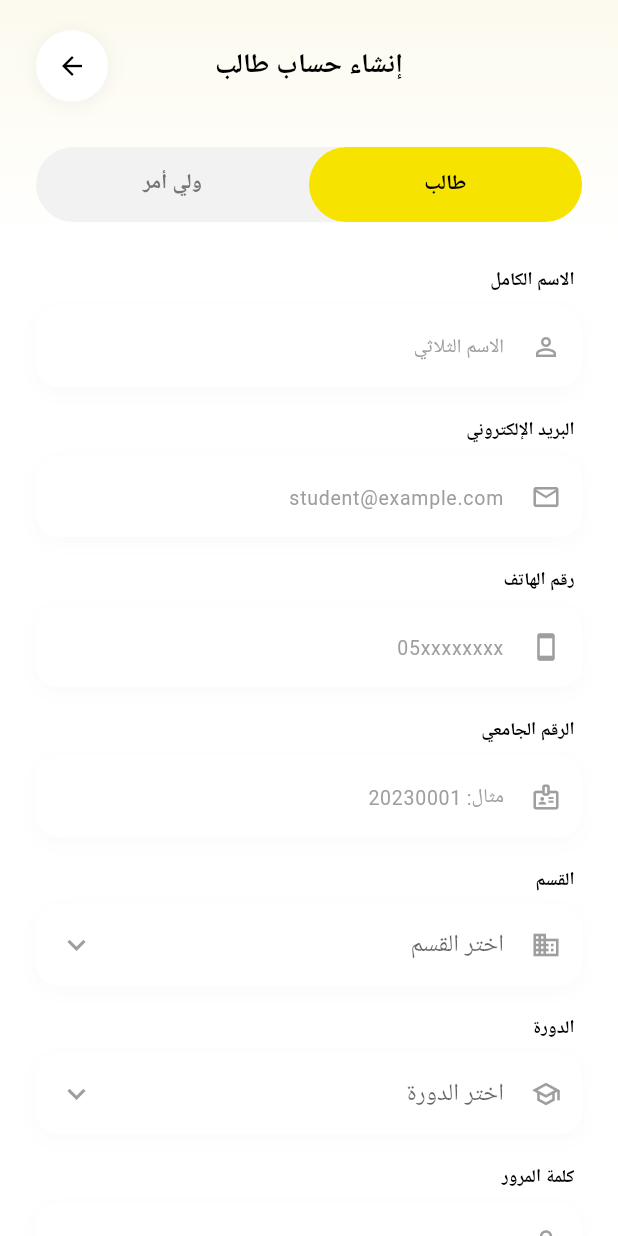
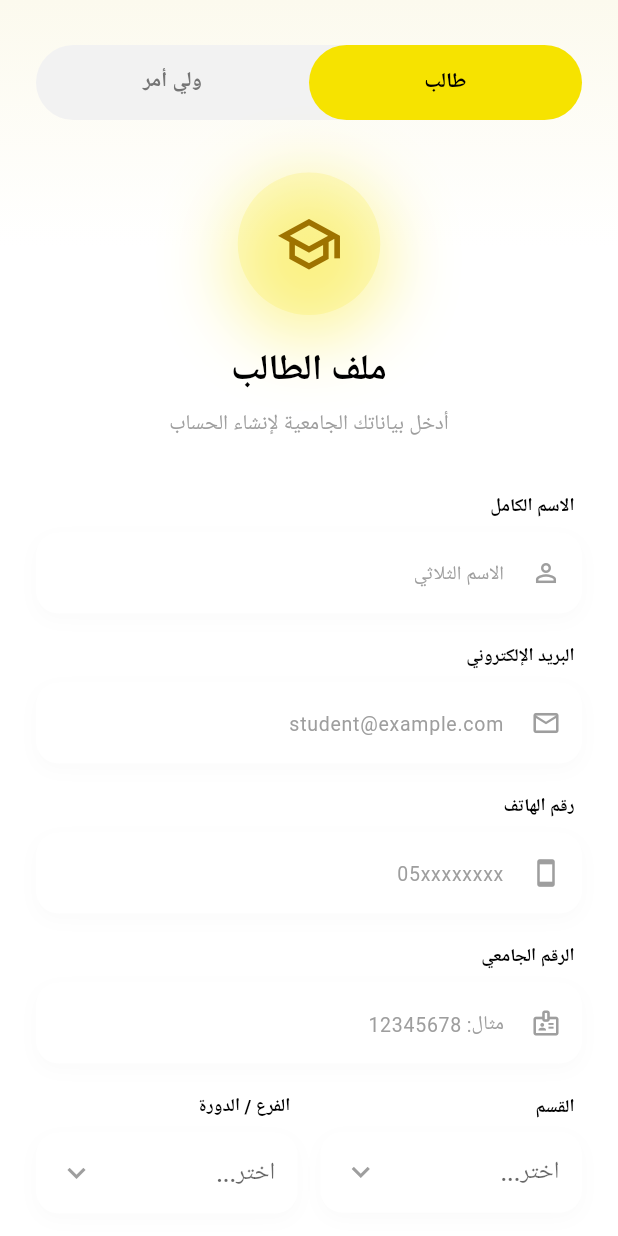
Before and after one commit to majdoulee2006/Edu_Pridge_flutter, a Flutter app: the CreateAccountScreen screen opened directly, on a phone screen of 412 x 824 dp. Run offline on Flutter 3.47's test engine with Material 3 defaults, Android fonts, the phone set to English and light mode, and no system bars; Roboto replaces fonts that are missing (Tajawal).

Commit message:
fix create account screen

```diff
--- a/lib/screens/auth/create_account_screen.dart
+++ b/lib/screens/auth/create_account_screen.dart
@@ -22,12 +22,39 @@ class _CreateAccountScreenState extends State<CreateAccountScreen> {
   final _studentPasswordController = TextEditingController();
   final _studentConfirmPasswordController = TextEditingController();
 
+  // 🌟 القائمة الشاملة للدورات مع الأقسام (الكلمات التي تبدأ بـ HEADER: ستظهر كعنوان عريض)
+  final List<String> _courseItems = [
+    'HEADER:نظم المعلومات',
+    'معلوماتية',
+    'ذكاء صنعي',
+    'الكترون',
+    'اتصالات',
+    'HEADER:طبي',
+    'مساعد مخبري',
+    'مساعد صيدلي',
+    'HEADER:تجاري',
+    'محاسبة',
+    'مصارف',
+    'إدارة الاعمال',
+    'تجارة الالكترونية',
+    'HEADER:هندسي',
+    'مساعد مهندس عمارة',
+    'مساعد مهندس مدني',
+    'ديكور و إعلان',
+    'جرافيك ديزاين',
+  ];
+
   // --- Controllers ولي أمر ---
   final _parentNameController = TextEditingController();
   final _parentPhoneController = TextEditingController();
-  final _parentChildIdController = TextEditingController(); // الرقم الجامعي للابن 1
   final _parentPasswordController = TextEditingController();
   final _parentConfirmPasswordController = TextEditingController();
+
+  // قائمة Controllers للرقم الجامعي للأبناء
+  int _selectedChildrenCount = 1;
+  final List<TextEditingController> _parentChildIdControllers = [
+    TextEditingController(),
+  ];
 
   @override
   void dispose() {
@@ -39,9 +66,12 @@ class _CreateAccountScreenState extends State<CreateAccountScreen> {
     _studentConfirmPasswordController.dispose();
     _parentNameController.dispose();
     _parentPhoneController.dispose();
-    _parentChildIdController.dispose();
     _parentPasswordController.dispose();
     _parentConfirmPasswordController.dispose();
+
+    for (var controller in _parentChildIdControllers) {
+      controller.dispose();
+    }
     super.dispose();
   }
 
@@ -51,7 +81,6 @@ class _CreateAccountScreenState extends State<CreateAccountScreen> {
       textDirection: TextDirection.rtl, // لضمان دعم اللغة العربية بشكل كامل
       child: Scaffold(
         body: Container(
-          // خلفية مدمجة خفيفة جداً كما في التصميم
           decoration: const BoxDecoration(
             gradient: LinearGradient(
               begin: Alignment.topCenter,
@@ -62,39 +91,15 @@ class _CreateAccountScreenState extends State<CreateAccountScreen> {
           ),
           child: SafeArea(
             child: SingleChildScrollView(
-              padding: const EdgeInsets.symmetric(horizontal: 24.0, vertical: 20.0),
+              padding: const EdgeInsets.symmetric(
+                horizontal: 24.0,
+                vertical: 20.0,
+              ),
               child: Column(
                 crossAxisAlignment: CrossAxisAlignment.stretch,
                 children: [
-                  // 1. الترويسة (زر الرجوع + العنوان)
-                  Stack(
-                    alignment: Alignment.center,
-                    children: [
-                      Align(
-                        alignment: Alignment.centerLeft,
-                        child: Container(
-                          decoration: BoxDecoration(
-                            color: Colors.white,
-                            shape: BoxShape.circle,
-                            boxShadow: [
-                              BoxShadow(color: Colors.black.withOpacity(0.05), blurRadius: 10, offset: const Offset(0, 2)),
-                            ],
-                          ),
-                          child: IconButton(
-                            icon: const Icon(Icons.arrow_forward, color: Colors.black, size: 20),
-                            onPressed: () => Navigator.pop(context),
-                          ),
-                        ),
-                      ),
-                      Text(
-                        isStudent ? 'إنشاء حساب طالب' : 'إنشاء حساب ولي أمر',
-                        style: const TextStyle(fontSize: 18, fontWeight: FontWeight.bold, color: Colors.black),
-                      ),
-                    ],
-                  ),
-                  const SizedBox(height: 30),
-
-                  // 2. زر التبديل (Toggle Switch) المطابق للصورة
+                  const SizedBox(height: 10), // مسافة علوية بديلة لسهم الرجوع
+                  // 1. زر التبديل (Toggle Switch)
                   Container(
                     height: 50,
                     decoration: BoxDecoration(
@@ -103,20 +108,23 @@ class _CreateAccountScreenState extends State<CreateAccountScreen> {
                     ),
                     child: Row(
                       children: [
-                        // زر طالب (يمين)
                         Expanded(
                           child: GestureDetector(
                             onTap: () => setState(() => isStudent = true),
                             child: Container(
                               decoration: BoxDecoration(
-                                color: isStudent ? primaryYellow : Colors.transparent,
+                                color: isStudent
+                                    ? primaryYellow
+                                    : Colors.transparent,
                                 borderRadius: BorderRadius.circular(25),
                               ),
                               alignment: Alignment.center,
                               child: Text(
                                 'طالب',
                                 style: TextStyle(
-                                  color: isStudent ? Colors.black : Colors.grey[600],
+                                  color: isStudent
+                                      ? Colors.black
+                                      : Colors.grey[600],
                                   fontWeight: FontWeight.bold,
                                   fontSize: 14,
                                 ),
@@ -124,20 +132,23 @@ class _CreateAccountScreenState extends State<CreateAccountScreen> {
                             ),
                           ),
                         ),
-                        // زر ولي أمر (يسار)
                         Expanded(
                           child: GestureDetector(
                             onTap: () => setState(() => isStudent = false),
                             child: Container(
                               decoration: BoxDecoration(
-                                color: !isStudent ? primaryYellow : Colors.transparent,
+                                color: !isStudent
+                                    ? primaryYellow
+                                    : Colors.transparent,
                                 borderRadius: BorderRadius.circular(25),
                               ),
                               alignment: Alignment.center,
                               child: Text(
                                 'ولي أمر',
                                 style: TextStyle(
-                                  color: !isStudent ? Colors.black : Colors.grey[600],
+                                  color: !isStudent
+                                      ? Colors.black
+                                      : Colors.grey[600],
                                   fontWeight: FontWeight.bold,
                                   fontSize: 14,
                                 ),
@@ -148,9 +159,62 @@ class _CreateAccountScreenState extends State<CreateAccountScreen> {
                       ],
                     ),
                   ),
-                  const SizedBox(height: 30),
+                  const SizedBox(height: 35),
 
-                  // 3. الحقول (بناءً على اختيار التوجل)
+                  // 2. القسم العلوي (الأيقونة والنصوص)
+                  AnimatedSwitcher(
+                    duration: const Duration(milliseconds: 400),
+                    child: Column(
+                      key: ValueKey<bool>(isStudent),
+                      children: [
+                        Container(
+                          padding: const EdgeInsets.all(25),
+                          decoration: BoxDecoration(
+                            color: primaryYellow.withOpacity(0.15),
+                            shape: BoxShape.circle,
+                            boxShadow: [
+                              BoxShadow(
+                                color: primaryYellow.withOpacity(0.4),
+                                blurRadius: 40,
+                                spreadRadius: 5,
+                                offset: const Offset(0, 10),
+                              ),
+                            ],
+                          ),
+                          child: Icon(
+                            isStudent
+                                ? Icons.school_outlined
+                                : Icons.family_restroom,
+                            size: 45,
+                            color: const Color(0xFF9E7300),
+                          ),
+                        ),
+                        const SizedBox(height: 20),
+                        Text(
+                          isStudent ? 'ملف الطالب' : 'مرحباً بك',
+                          style: const TextStyle(
+                            fontSize: 24,
+                            fontWeight: FontWeight.bold,
+                            color: Colors.black,
+                          ),
+                        ),
+                        const SizedBox(height: 8),
+                        Text(
+                          isStudent
+                              ? 'أدخل بياناتك الجامعية لإنشاء الحساب'
+                              : 'أنشئ حسابك لمتابعة المسيرة التعليمية لأبنائك',
+                          style: const TextStyle(
+                            fontSize: 14,
+                            color: Colors.grey,
+                          ),
+                          textAlign: TextAlign.center,
+                        ),
+                      ],
+                    ),
+                  ),
+                  const SizedBox(height: 35),
+
+                  // 3. الحقول
                   AnimatedSwitcher(
                     duration: const Duration(milliseconds: 300),
                     child: isStudent ? _buildStudentForm() : _buildParentForm(),
@@ -158,13 +222,11 @@ class _CreateAccountScreenState extends State<CreateAccountScreen> {
 
                   const SizedBox(height: 10),
 
-                  // 4. زر إنشاء حساب (الأصفر العريض)
+                  // 4. زر إنشاء حساب
                   SizedBox(
                     height: 55,
                     child: ElevatedButton(
-                      onPressed: () {
-                        // منطق التسجيل
-                      },
+                      onPressed: () {},
                       style: ElevatedButton.styleFrom(
                         backgroundColor: primaryYellow,
                         foregroundColor: Colors.black,
@@ -173,18 +235,29 @@ class _CreateAccountScreenState extends State<CreateAccountScreen> {
                           borderRadius: BorderRadius.circular(15),
                         ),
                       ),
-                      child: const Text('إنشاء حساب', style: TextStyle(fontSize: 16, fontWeight: FontWeight.bold)),
+                      child: const Text(
+                        'إنشاء حساب',
+                        style: TextStyle(
+                          fontSize: 16,
+                          fontWeight: FontWeight.bold,
+                        ),
+                      ),
                     ),
                   ),
                   const SizedBox(height: 20),
 
-                  // 5. رابط تسجيل الدخول في الأسفل
+                  // 5. رابط تسجيل الدخول
                   Center(
                     child: GestureDetector(
-                      onTap: () => Navigator.pop(context),
+                      onTap: () =>
+                          Navigator.pop(context), // العودة لشاشة تسجيل الدخول
                       child: const Text(
                         'تسجيل الدخول',
-                        style: TextStyle(color: Colors.grey, fontSize: 13, fontWeight: FontWeight.w600),
+                        style: TextStyle(
+                          color: Colors.grey,
+                          fontSize: 13,
+                          fontWeight: FontWeight.w600,
+                        ),
                       ),
                     ),
                   ),
@@ -199,59 +272,176 @@ class _CreateAccountScreenState extends State<CreateAccountScreen> {
   }
 
   // ==========================================
-  // --- فورم الطالب (نسخة طبق الأصل) ---
+  // --- فورم الطالب ---
   // ==========================================
   Widget _buildStudentForm() {
     return Column(
       key: const ValueKey('student'),
       children: [
-        _buildInputField(label: 'الاسم الكامل', hint: 'الاسم الثلاثي', icon: Icons.person_outline, controller: _studentNameController),
-        _buildInputField(label: 'البريد الإلكتروني', hint: 'student@example.com', icon: Icons.mail_outline, controller: _studentEmailController),
-        _buildInputField(label: 'رقم الهاتف', hint: '05xxxxxxxx', icon: Icons.smartphone, controller: _studentPhoneController),
-        _buildInputField(label: 'الرقم الجامعي', hint: 'مثال: 20230001', icon: Icons.badge_outlined, controller: _studentIdController),
+        _buildInputField(
+          label: 'الاسم الكامل',
+          hint: 'الاسم الثلاثي',
+          icon: Icons.person_outline,
+          controller: _studentNameController,
+        ),
+        _buildInputField(
+          label: 'البريد الإلكتروني',
+          hint: 'student@example.com',
+          icon: Icons.mail_outline,
+          controller: _studentEmailController,
+        ),
+        _buildInputField(
+          label: 'رقم الهاتف',
+          hint: '05xxxxxxxx',
+          icon: Icons.smartphone,
+          controller: _studentPhoneController,
+        ),
+        _buildInputField(
+          label: 'الرقم الجامعي',
+          hint: 'مثال: 12345678',
+          icon: Icons.badge_outlined,
+          controller: _studentIdController,
+        ),
 
-        _buildInputField(label: 'القسم', hint: 'اختر القسم', icon: Icons.domain, isDropdown: true, dropdownItems: ['هندسة', 'طب', 'علوم']),
-        _buildInputField(label: 'الدورة', hint: 'اختر الدورة', icon: Icons.school_outlined, isDropdown: true, dropdownItems: ['دورة 1', 'دورة 2']),
+        Row(
+          children: [
+            // القسم على اليمين
+            Expanded(
+              child: _buildInputField(
+                label: 'القسم',
+                hint: 'اختر...',
+                isDropdown: true,
+                dropdownItems: ['تجاري', 'هندسي', 'طبي', 'نظم المعلومات'],
+              ),
+            ),
+            const SizedBox(width: 15),
+            // الدورة على اليسار (مع القائمة المخصصة للعناوين)
+            Expanded(
+              child: _buildInputField(
+                label: 'الفرع / الدورة',
+                hint: 'اختر...',
+                isDropdown: true,
+                dropdownItems: _courseItems,
+              ),
+            ),
+          ],
+        ),
 
-        _buildInputField(label: 'كلمة المرور', hint: '........', icon: Icons.lock_outline, controller: _studentPasswordController, isPassword: true),
-        _buildInputField(label: 'تأكيد كلمة المرور', hint: '........', icon: Icons.check_circle_outline, controller: _studentConfirmPasswordController, isPassword: true),
+        _buildInputField(
+          label: 'كلمة المرور',
+          hint: '........',
+          icon: Icons.lock_outline,
+          controller: _studentPasswordController,
+          isPassword: true,
+        ),
+        _buildInputField(
+          label: 'تأكيد كلمة المرور',
+          hint: '........',
+          icon: Icons.check_circle_outline,
+          controller: _studentConfirmPasswordController,
+          isPassword: true,
+        ),
       ],
     );
   }
 
   // ==========================================
-  // --- فورم ولي الأمر (نسخة طبق الأصل) ---
+  // --- فورم ولي الأمر ---
   // ==========================================
   Widget _buildParentForm() {
     return Column(
       key: const ValueKey('parent'),
       crossAxisAlignment: CrossAxisAlignment.start,
       children: [
-        _buildInputField(label: 'الاسم الكامل', hint: 'الاسم الثلاثي', icon: Icons.person_outline, controller: _parentNameController),
-        _buildInputField(label: 'رقم الهاتف', hint: '05xxxxxxxx', icon: Icons.smartphone, controller: _parentPhoneController),
-        _buildInputField(label: 'عدد الأبناء في المعهد', hint: 'اختر العدد', icon: Icons.people_outline, isDropdown: true, dropdownItems: ['1', '2', '3', '4']),
+        _buildInputField(
+          label: 'الاسم الكامل',
+          hint: 'الاسم الثلاثي',
+          icon: Icons.person_outline,
+          controller: _parentNameController,
+        ),
+        _buildInputField(
+          label: 'رقم الهاتف',
+          hint: '05xxxxxxxx',
+          icon: Icons.smartphone,
+          controller: _parentPhoneController,
+        ),
 
-        // القسم المخصص: أرقام هوية الطلاب
+        _buildInputField(
+          label: 'عدد الأبناء في المعهد',
+          hint: 'اختر العدد',
+          icon: Icons.people_outline,
+          isDropdown: true,
+          dropdownItems: ['1', '2', '3', '4', '5'],
+          value: _selectedChildrenCount.toString(),
+          onChanged: (val) {
+            if (val != null) {
+              setState(() {
+                int newCount = int.parse(val);
+                if (newCount > _parentChildIdControllers.length) {
+                  for (
+                    int i = _parentChildIdControllers.length;
+                    i < newCount;
+                    i++
+                  ) {
+                    _parentChildIdControllers.add(TextEditingController());
+                  }
+                } else if (newCount < _parentChildIdControllers.length) {
+                  for (
+                    int i = _parentChildIdControllers.length - 1;
+                    i >= newCount;
+                    i--
+                  ) {
+                    _parentChildIdControllers[i].dispose();
+                    _parentChildIdControllers.removeAt(i);
+                  }
+                }
+                _selectedChildrenCount = newCount;
+              });
+            }
+          },
+        ),
+
         Padding(
-          padding: const EdgeInsets.only(bottom: 20.0),
-          child: Column(
-            crossAxisAlignment: CrossAxisAlignment.start,
-            children: [
-              Row(
-                children: const [
-                  Text('أرقام هوية الطلاب', style: TextStyle(fontWeight: FontWeight.bold, fontSize: 13, color: Colors.black)),
-                  SizedBox(width: 8),
-                  Icon(Icons.school, color: primaryYellow, size: 20),
-                ],
+          padding: const EdgeInsets.only(bottom: 10.0),
+          child: Row(
+            children: const [
+              Text(
+                'أرقام هوية الطلاب',
+                style: TextStyle(
+                  fontWeight: FontWeight.bold,
+                  fontSize: 13,
+                  color: Colors.black,
+                ),
               ),
-              const SizedBox(height: 15),
-              _buildInputField(label: 'الرقم الجامعي للابن 1', hint: 'مثال: 20230001', controller: _parentChildIdController, icon: null),
+              SizedBox(width: 8),
+              Icon(Icons.school, color: primaryYellow, size: 20),
             ],
           ),
         ),
+        ...List.generate(_selectedChildrenCount, (index) {
+          return _buildInputField(
+            label: 'الرقم الجامعي للابن ${index + 1}',
+            hint: 'مثال: 12345678',
+            controller: _parentChildIdControllers[index],
+            icon: Icons.badge_outlined,
+          );
+        }),
 
-        _buildInputField(label: 'كلمة المرور', hint: '........', icon: Icons.lock_outline, controller: _parentPasswordController, isPassword: true),
-        _buildInputField(label: 'تأكيد كلمة المرور', hint: '........', icon: Icons.check_circle_outline, controller: _parentConfirmPasswordController, isPassword: true),
+        const SizedBox(height: 10),
+        _buildInputField(
+          label: 'كلمة المرور',
+          hint: '........',
+          icon: Icons.lock_outline,
+          controller: _parentPasswordController,
+          isPassword: true,
+        ),
+        _buildInputField(
+          label: 'تأكيد كلمة المرور',
+          hint: '........',
+          icon: Icons.check_circle_outline,
+          controller: _parentConfirmPasswordController,
+          isPassword: true,
+        ),
       ],
     );
   }
@@ -262,26 +452,30 @@ class _CreateAccountScreenState extends State<CreateAccountScreen> {
   Widget _buildInputField({
     required String label,
     required String hint,
-    IconData? icon, // اختياري في حال لم نرد أيقونة
+    IconData? icon,
     TextEditingController? controller,
     bool isPassword = false,
     bool isDropdown = false,
     List<String>? dropdownItems,
+    String? value,
+    Function(String?)? onChanged,
   }) {
     return Padding(
       padding: const EdgeInsets.only(bottom: 20.0),
       child: Column(
         crossAxisAlignment: CrossAxisAlignment.start,
         children: [
-          // التسمية فوق الحقل
           Padding(
             padding: const EdgeInsets.only(right: 5.0, bottom: 8.0),
             child: Text(
               label,
-              style: const TextStyle(fontWeight: FontWeight.bold, fontSize: 12, color: Colors.black),
+              style: const TextStyle(
+                fontWeight: FontWeight.bold,
+                fontSize: 12,
+                color: Colors.black,
+              ),
             ),
           ),
-          // الحقل الأبيض مع الظل الناعم
           Container(
             decoration: BoxDecoration(
               color: Colors.white,
@@ -296,34 +490,68 @@ class _CreateAccountScreenState extends State<CreateAccountScreen> {
             ),
             child: isDropdown
                 ? DropdownButtonFormField<String>(
+                    value: value,
                     decoration: InputDecoration(
                       hintText: hint,
-                      hintStyle: const TextStyle(color: Colors.grey, fontSize: 13),
-                      prefixIcon: icon != null ? Icon(icon, color: Colors.grey, size: 20) : null,
+                      hintStyle: const TextStyle(
+                        color: Colors.grey,
+                        fontSize: 13,
+                      ),
+                      prefixIcon: icon != null
+                          ? Icon(icon, color: Colors.grey, size: 20)
+                          : null,
                       border: InputBorder.none,
-                      contentPadding: const EdgeInsets.symmetric(horizontal: 15, vertical: 15),
+                      contentPadding: const EdgeInsets.symmetric(
+                        horizontal: 15,
+                        vertical: 15,
+                      ),
                     ),
                     icon: const Padding(
                       padding: EdgeInsets.only(left: 15.0),
-                      child: Icon(Icons.keyboard_arrow_down, color: Colors.grey),
+                      child: Icon(
+                        Icons.keyboard_arrow_down,
+                        color: Colors.grey,
+                      ),
                     ),
+                    // 🌟 هنا السحر: تفريق العناوين عن الدورات العادية 🌟
                     items: dropdownItems?.map((String val) {
+                      bool isHeader = val.startsWith('HEADER:');
+                      String displayText = isHeader ? val.substring(7) : val;
+
                       return DropdownMenuItem<String>(
                         value: val,
-                        child: Text(val, style: const TextStyle(fontSize: 14)),
+                        enabled: !isHeader, // يمنع الضغط على العناوين
+                        child: Text(
+                          displayText,
+                          style: TextStyle(
+                            fontSize: isHeader ? 16 : 14,
+                            fontWeight: isHeader
+                                ? FontWeight.w900
+                                : FontWeight.normal,
+                            color: isHeader ? Colors.black : Colors.black87,
+                          ),
+                        ),
                       );
                     }).toList(),
-                    onChanged: (val) {},
+                    onChanged: onChanged ?? (val) {},
                   )
                 : TextField(
                     controller: controller,
                     obscureText: isPassword,
                     decoration: InputDecoration(
                       hintText: hint,
-                      hintStyle: const TextStyle(color: Colors.grey, fontSize: 13),
-                      prefixIcon: icon != null ? Icon(icon, color: Colors.grey, size: 20) : null,
+                      hintStyle: const TextStyle(
+                        color: Colors.grey,
+                        fontSize: 13,
+                      ),
+                      prefixIcon: icon != null
+                          ? Icon(icon, color: Colors.grey, size: 20)
+                          : null,
                       border: InputBorder.none,
-                      contentPadding: EdgeInsets.symmetric(horizontal: 15, vertical: icon != null ? 15 : 18),
+                      contentPadding: EdgeInsets.symmetric(
+                        horizontal: 15,
+                        vertical: icon != null ? 15 : 18,
+                      ),
                     ),
                   ),
           ),
```
